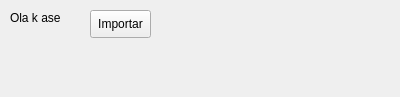
This is PageImport.ui in rics-ucsp/BoneDensityApp as Qt 5 draws it before an edit. The edited form follows.
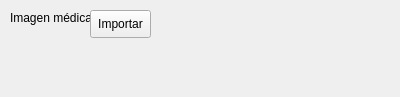
This is the edited form.

```diff
--- a/PageImport.ui
+++ b/PageImport.ui
@@ -18,12 +18,12 @@
     <rect>
      <x>10</x>
      <y>10</y>
-     <width>110</width>
+     <width>81</width>
      <height>16</height>
     </rect>
    </property>
    <property name="text">
-    <string>Ola k ase</string>
+    <string>Imagen médica</string>
    </property>
   </widget>
   <widget class="QPushButton" name="btnLoadVolume">
```
